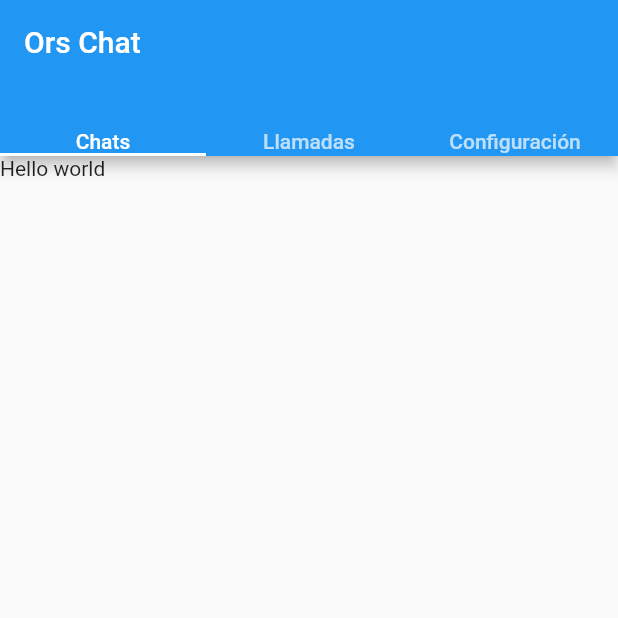
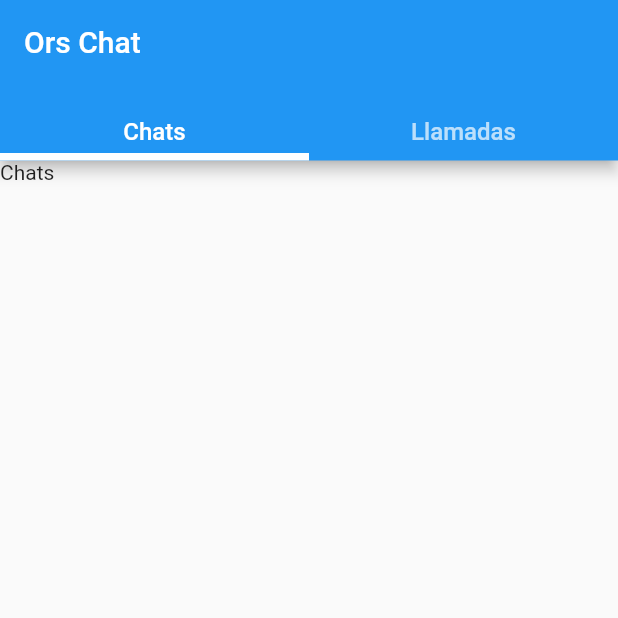
Before and after one commit to oriolgds/orschat, a Flutter app: the screen it shows after launch, on a phone screen of 412 x 824 dp, the top half of it. Run offline on Flutter 3.47's test engine with Material 2 defaults, Android fonts, the light colour scheme and no system bars.

Commit message:
Dark mode and improved tabBar

```diff
--- a/lib/main.dart
+++ b/lib/main.dart
@@ -5,45 +5,51 @@ void main() {
       statusBarColor: Colors.transparent,
       statusBarBrightness: Brightness.dark
   ));
-  runApp(const MyApp());
+  runApp(const HomePage());
 }
 
-class MyApp extends StatelessWidget {
-  const MyApp({super.key});
-
-  // This widget is the root of your application.
+class HomePage extends StatelessWidget {
+  const HomePage({super.key});
   @override
   Widget build(BuildContext context) {
     return MaterialApp(
-      title: 'Flutter Demo',
+      debugShowCheckedModeBanner: false,
+      title: 'Ors Chat',
       theme: ThemeData(
-        // This is the theme of your application.
-        //
-        // Try running your application with "flutter run". You'll see the
-        // application has a blue toolbar. Then, without quitting the app, try
-        // changing the primarySwatch below to Colors.green and then invoke
-        // "hot reload" (press "r" in the console where you ran "flutter run",
-        // or simply save your changes to "hot reload" in a Flutter IDE).
-        // Notice that the counter didn't reset back to zero; the application
-        // is not restarted.
+        brightness: Brightness.light,
         primarySwatch: Colors.blue,
       ),
-      home: MaterialApp(
-        debugShowCheckedModeBanner: false,
+      darkTheme: ThemeData(
+        primarySwatch: Colors.orange,
+        brightness: Brightness.dark,
+      ),
+      themeMode: ThemeMode.system,
       home: DefaultTabController(
-          length: 3,
+        length: 2, //3
         child: Scaffold(
           appBar: AppBar(
             title: const Text('Ors Chat'),
             bottom: const TabBar(
+              indicatorWeight: 5,
               tabs: [
-                  Text("Chats"),
-                  Text("Llamadas"),
-                  Text("Configuración"),
+                Padding(padding: EdgeInsets.only(bottom: 5, top: 10),child: Text("Chats", style: TextStyle(fontSize: 16), maxLines: 1, overflow: TextOverflow.ellipsis),),
+                Padding(padding: EdgeInsets.only(bottom: 5, top: 10),child: Text("Llamadas", style: TextStyle(fontSize: 16), maxLines: 1, overflow: TextOverflow.ellipsis),),
+                //Padding(padding: EdgeInsets.only(bottom: 5, top: 10),child: Text("Configuración", style: TextStyle(fontSize: 16), maxLines: 1, overflow: TextOverflow.ellipsis,),),
               ],
             ),
           ),
-            body: const Text("Hello world"),
+          body: TabBarView(
+              children: [
+                Container(
+                  child: Text("Chats"),
+                ),
+                Container(
+                  child: Text("Llamadas"),
+                ),
+                Container(
+                  child: Text("Configuración"),
+                ),
+              ],
           ),
         ),
       )
```
Also changed, not shown: 1 other file. Lines whose indentation alone changed are shown as unchanged.
